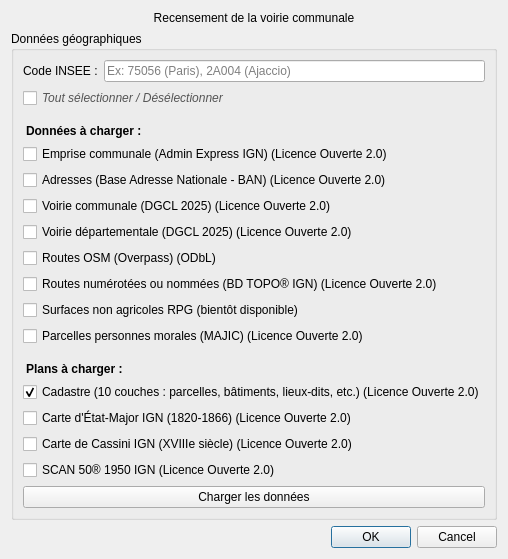
Qt form chemins_ruraux_dialog_base.ui (Cliath/chemins_ruraux) before a commit.
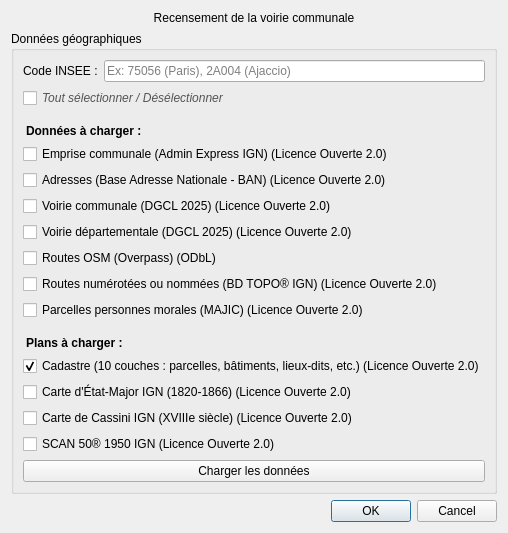
The same form after that commit.

What changed in the file:
```diff
--- a/chemins_ruraux_dialog_base.ui
+++ b/chemins_ruraux_dialog_base.ui
@@ -131,16 +131,6 @@
       </property>
      </widget>
     </item>
-    <item>
-     <widget class="QCheckBox" name="chkRpgSna">
-      <property name="text">
-      <string>Surfaces non agricoles RPG (bientôt disponible)</string>
-      </property>
-      <property name="toolTip">
-       <string>Surfaces Non Agricoles (SNA) du RPG — flux WFS non encore disponible sur la Géoplateforme IGN</string>
-      </property>
-     </widget>
-    </item>
     <item>
      <widget class="QCheckBox" name="chkMajic">
       <property name="text">
```
